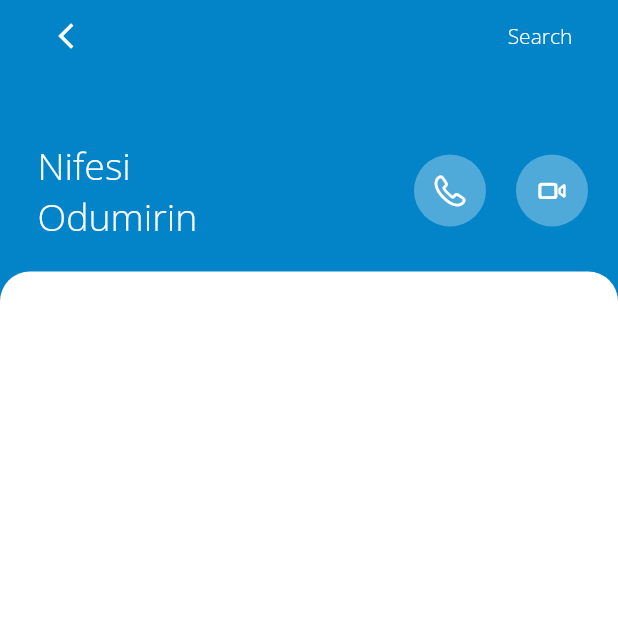
After one commit to levi956/port-hub, a Flutter app: the HomePage screen opened directly, after a tap on "Nifesi", on a phone screen of 412 x 824 dp, the top half of it. The commit adds this screen. Run offline on Flutter 3.47's test engine with Material 2 defaults, Android fonts, the phone set to English and light mode, and no system bars; our stand-ins replace flutter_native_splash, google_fonts.

Commit message:
update codebase

```diff
--- a/lib/main.dart
+++ b/lib/main.dart
@@ -1,6 +1,7 @@
 import 'package:flutter/material.dart';
 import 'package:flutter_native_splash/flutter_native_splash.dart';
 import 'package:google_fonts/google_fonts.dart';
+import 'package:port_hub/pages/chats_page.dart';
 import 'package:port_hub/pages/home_page.dart';
 import 'package:port_hub/pages/onboarding_page.dart';
 
@@ -23,7 +24,7 @@ class MyApp extends StatelessWidget {
       theme: ThemeData(
         textTheme: GoogleFonts.openSansTextTheme(),
       ),
-      home: const HomePage(),
+      home: const Onboarding(),
     );
   }
 }
--- /dev/null
+++ b/lib/pages/chats_page.dart
@@ -0,0 +1,64 @@
+import 'package:flutter/cupertino.dart';
+import 'package:flutter/material.dart';
+import 'package:port_hub/utils/widgets/chat_box.dart';
+import 'package:port_hub/utils/widgets/custom_appbar.dart';
+
+import '../models/messages.dart';
+import '../utils/styles/color_constants.dart';
+
+class Chat extends StatelessWidget {
+  final Message? message;
+  const Chat({Key? key, this.message}) : super(key: key);
+
+  @override
+  Widget build(BuildContext context) {
+    return Scaffold(
+      backgroundColor: homeBlue,
+      body: Container(
+        padding: EdgeInsets.only(top: MediaQuery.of(context).padding.top),
+        child: Column(
+          children: [
+            const CustomAppBar(),
+            Padding(
+              padding: const EdgeInsets.only(left: 25.0, top: 45),
+              child: Row(
+                children: [
+                  Text(
+                    ('${message!.user!.firstName!}\n${message!.user!.lastName}'),
+                    style: TextStyle(
+                        fontSize: 25,
+                        fontWeight: FontWeight.w300,
+                        color: white),
+                  ),
+                  const Spacer(),
+                  iconButton(
+                      iconData: const Icon(CupertinoIcons.phone),
+                      onPressed: () {}),
+                  iconButton(
+                      iconData: const Icon(CupertinoIcons.videocam),
+                      onPressed: () {}),
+                ],
+              ),
+            ),
+            const ChatBox()
+          ],
+        ),
+      ),
+    );
+  }
+}
+
+Container iconButton({Icon? iconData, Function()? onPressed}) {
+  return Container(
+    margin: const EdgeInsets.only(right: 20),
+    padding: EdgeInsets.zero,
+    decoration:
+        BoxDecoration(color: white.withOpacity(0.3), shape: BoxShape.circle),
+    child: IconButton(
+      onPressed: onPressed,
+      icon: iconData!,
+      iconSize: 25,
+      color: white,
+    ),
+  );
+}
--- a/lib/pages/login_page.dart
+++ b/lib/pages/login_page.dart
@@ -1,4 +1,5 @@
 import 'package:flutter/material.dart';
+import 'package:port_hub/pages/home_page.dart';
 import 'package:port_hub/pages/sign_up.dart';
 import 'package:port_hub/utils/styles/color_constants.dart';
 import 'package:port_hub/utils/widgets/background_image.dart';
@@ -66,7 +67,7 @@ class _LoginState extends State<Login> {
                   CustomInputFieldFb1(
                     inputController: _emailController,
                     hintText: 'Email',
-                    isHiddenText: _isVisible,
+                    isHiddenText: false,
                     validatorR: (value) {
                       if (value == null || value.isEmpty) {
                         return 'Please enter your email address';
@@ -102,6 +103,7 @@ class _LoginState extends State<Login> {
                       text: 'Login',
                       onPressed: () {
                         if (_formKey.currentState!.validate()) {
+                          pushTo(context, const HomePage());
                           // onPressed function goes here
                         }
                       },
--- a/lib/pages/onboarding_page.dart
+++ b/lib/pages/onboarding_page.dart
@@ -26,7 +26,7 @@ class _OnboardingState extends State<Onboarding> {
       child: Scaffold(
         backgroundColor: Colors.transparent,
         body: Padding(
-          padding: const EdgeInsets.only(left: 30, right: 30, top: 100),
+          padding: const EdgeInsets.only(left: 30, right: 30, top: 50),
           child: Column(
             crossAxisAlignment: CrossAxisAlignment.start,
             children: [
@@ -41,7 +41,7 @@ class _OnboardingState extends State<Onboarding> {
                 child: Image.asset('assets/images/illustration1.png',
                     height: 264.71, width: 252),
               ),
-              const SizedBox(height: 90),
+              const SizedBox(height: 50),
               Center(
                 child: BlueButton(
                     text: 'Login',
--- /dev/null
+++ b/lib/utils/widgets/chat_box.dart
@@ -0,0 +1,31 @@
+import 'package:flutter/material.dart';
+
+import '../styles/color_constants.dart';
+
+class ChatBox extends StatelessWidget {
+  const ChatBox({Key? key}) : super(key: key);
+
+  @override
+  Widget build(BuildContext context) {
+    return Expanded(
+      child: Container(
+        margin: const EdgeInsets.only(top: 20),
+        width: double.maxFinite,
+        child: Stack(
+          children: [
+            Container(
+              padding: const EdgeInsets.fromLTRB(25, 50, 25, 80),
+              decoration: BoxDecoration(
+                color: white,
+                borderRadius: const BorderRadius.only(
+                  topLeft: Radius.circular(20),
+                  topRight: Radius.circular(20),
+                ),
+              ),
+            ),
+          ],
+        ),
+      ),
+    );
+  }
+}
--- /dev/null
+++ b/lib/utils/widgets/custom_appbar.dart
@@ -0,0 +1,36 @@
+import 'package:flutter/material.dart';
+import 'package:port_hub/utils/styles/color_constants.dart';
+
+import '../navigation/navigation.dart';
+
+class CustomAppBar extends StatelessWidget {
+  const CustomAppBar({Key? key}) : super(key: key);
+
+  @override
+  Widget build(BuildContext context) {
+    return Container(
+      padding: const EdgeInsets.only(left: 20, right: 20),
+      child: Row(
+        mainAxisAlignment: MainAxisAlignment.spaceBetween,
+        children: [
+          IconButton(
+            color: white,
+            iconSize: 20,
+            icon: const Icon(Icons.arrow_back_ios_new),
+            onPressed: () {
+              pop(context);
+            },
+          ),
+          TextButton(
+            onPressed: () {},
+            child: Text(
+              'Search',
+              style: TextStyle(
+                  color: white, fontSize: 14, fontWeight: FontWeight.w300),
+            ),
+          )
+        ],
+      ),
+    );
+  }
+}
--- a/lib/utils/widgets/recent_messages.dart
+++ b/lib/utils/widgets/recent_messages.dart
@@ -1,6 +1,8 @@
 import 'package:flutter/material.dart';
+import 'package:port_hub/utils/navigation/navigation.dart';
 
 import '../../models/messages.dart';
+import '../../pages/chats_page.dart';
 import '../styles/color_constants.dart';
 
 class RecentMessages extends StatelessWidget {
@@ -28,13 +30,17 @@ class RecentMessages extends StatelessWidget {
   Widget _buildMessages() {
     return ListView.separated(
         padding: EdgeInsets.zero,
-        itemBuilder: (context, index) => _buildMessage(index),
+        itemBuilder: (context, index) => _buildMessage(context, index),
         separatorBuilder: (_, index) => const SizedBox(height: 30),
         itemCount: messageList.length);
   }
 
-  Widget _buildMessage(int index) {
-    return Row(
+  Widget _buildMessage(BuildContext context, int index) {
+    return InkWell(
+      onTap: () {
+        pushTo(context, Chat(message: messageList[index]));
+      },
+      child: Row(
         children: [
           Container(
             child: CircleAvatar(
@@ -50,6 +56,7 @@ class RecentMessages extends StatelessWidget {
           const SizedBox(width: 7),
           Flexible(
             child: Column(
+              crossAxisAlignment: CrossAxisAlignment.start,
               children: [
                 Row(
                   children: [
@@ -80,6 +87,7 @@ class RecentMessages extends StatelessWidget {
             ),
           )
         ],
+      ),
     );
   }
 }
```
Also changed, not shown: lib/pages/home_page.dart (+6 -2 lines), lib/pages/menu_page.dart (added, +78 -0 lines), lib/pages/user/edit_profile_page.dart (added, +116 -0 lines), lib/pages/user/view_profile_page.dart (added, +89 -0 lines), assets/images/background1.png, assets/images/background2.png (added), assets/images/x_button.png (added), 2 other files. Lines whose indentation alone changed are shown as unchanged.
